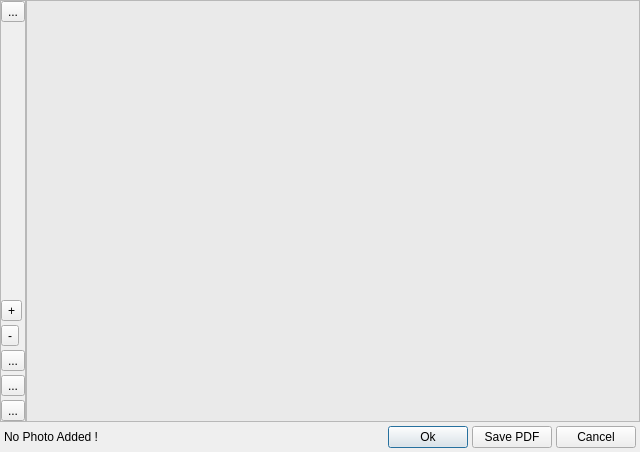
Above: src/collage_dialog.ui from ksharindam/photoquick before the change. Below: the same form after it.
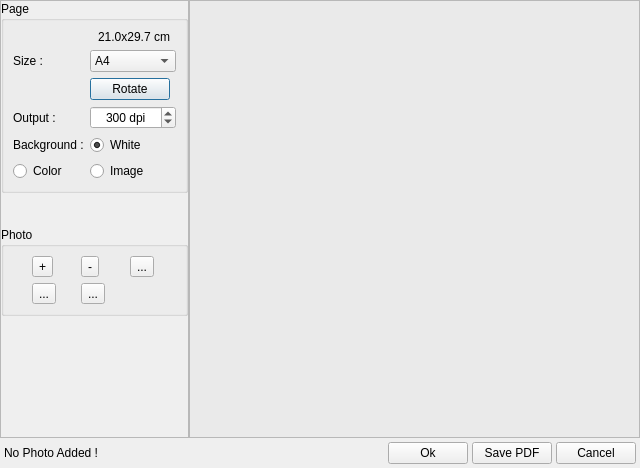
That is the form after the change. Icons and pictures are not drawn.

Commit message: completely redesigned photo-collage dialog and pdf writer api. background color, image and page orientation can be easily changed. PdfWriter api is now very simple.

Diff of the .ui file:
```diff
--- a/src/collage_dialog.ui
+++ b/src/collage_dialog.ui
@@ -7,7 +7,7 @@
     <x>0</x>
     <y>0</y>
     <width>640</width>
-    <height>452</height>
+    <height>468</height>
    </rect>
   </property>
   <property name="windowTitle">
@@ -36,12 +36,132 @@
        <number>0</number>
       </property>
       <item>
-       <widget class="QToolButton" name="configBtn">
+       <widget class="QGroupBox" name="groupBox">
+        <property name="title">
+         <string>Page</string>
+        </property>
+        <layout class="QGridLayout" name="gridLayout_2">
+         <item row="1" column="0">
+          <widget class="QLabel" name="label">
+           <property name="text">
+            <string>Size :</string>
+           </property>
+          </widget>
+         </item>
+         <item row="6" column="0">
+          <widget class="QLabel" name="label_2">
+           <property name="text">
+            <string>Background :</string>
+           </property>
+          </widget>
+         </item>
+         <item row="4" column="1" colspan="2">
+          <widget class="QSpinBox" name="dpiSpin">
+           <property name="alignment">
+            <set>Qt::AlignCenter</set>
+           </property>
+           <property name="suffix">
+            <string> dpi</string>
+           </property>
+           <property name="minimum">
+            <number>72</number>
+           </property>
+           <property name="maximum">
+            <number>1200</number>
+           </property>
+           <property name="singleStep">
+            <number>50</number>
+           </property>
+           <property name="value">
+            <number>300</number>
+           </property>
+          </widget>
+         </item>
+         <item row="1" column="1" colspan="2">
+          <widget class="QComboBox" name="pageSizeCombo">
+           <property name="sizeAdjustPolicy">
+            <enum>QComboBox::AdjustToMinimumContentsLength</enum>
+           </property>
+           <item>
+            <property name="text">
+             <string>A4</string>
+            </property>
+           </item>
+           <item>
+            <property name="text">
+             <string>A5</string>
+            </property>
+           </item>
+           <item>
+            <property name="text">
+             <string>4x6 inch</string>
+            </property>
+           </item>
+           <item>
+            <property name="text">
+             <string>5x7 inch</string>
+            </property>
+           </item>
+           <item>
+            <property name="text">
+             <string>Background Image</string>
+            </property>
+           </item>
+           <item>
+            <property name="text">
+             <string>Custom</string>
+            </property>
+           </item>
+          </widget>
+         </item>
+         <item row="4" column="0">
+          <widget class="QLabel" name="label_3">
+           <property name="text">
+            <string>Output :</string>
+           </property>
+          </widget>
+         </item>
+         <item row="7" column="1" colspan="2">
+          <widget class="QRadioButton" name="bgImageBtn">
+           <property name="text">
+            <string>Image</string>
+           </property>
+          </widget>
+         </item>
+         <item row="7" column="0">
+          <widget class="QRadioButton" name="bgColorBtn">
+           <property name="text">
+            <string>Color</string>
+           </property>
+          </widget>
+         </item>
+         <item row="6" column="1" colspan="2">
+          <widget class="QRadioButton" name="bgWhiteBtn">
+           <property name="text">
+            <string>White</string>
+           </property>
+           <property name="checked">
+            <bool>true</bool>
+           </property>
+          </widget>
+         </item>
+         <item row="0" column="1">
+          <widget class="QLabel" name="pageSizeLabel">
+           <property name="text">
+            <string>21.0x29.7 cm</string>
+           </property>
+           <property name="alignment">
+            <set>Qt::AlignRight|Qt::AlignTrailing|Qt::AlignVCenter</set>
+           </property>
+          </widget>
+         </item>
+         <item row="2" column="1">
+          <widget class="QPushButton" name="rotatePageBtn">
         <property name="toolTip">
          <string>Setup Page</string>
         </property>
         <property name="text">
-         <string>...</string>
+            <string>Rotate</string>
         </property>
         <property name="icon">
          <iconset resource="../data/resources.qrc">
@@ -49,32 +169,44 @@
         </property>
         <property name="iconSize">
          <size>
-          <width>32</width>
-          <height>32</height>
+             <width>16</width>
+             <height>16</height>
          </size>
         </property>
        </widget>
       </item>
+        </layout>
+       </widget>
+      </item>
       <item>
-       <spacer name="verticalSpacer">
+       <spacer name="verticalSpacer_2">
         <property name="orientation">
          <enum>Qt::Vertical</enum>
         </property>
+        <property name="sizeType">
+         <enum>QSizePolicy::Preferred</enum>
+        </property>
         <property name="sizeHint" stdset="0">
          <size>
-          <width>20</width>
-          <height>40</height>
+          <width>30</width>
+          <height>30</height>
          </size>
         </property>
        </spacer>
       </item>
       <item>
-       <widget class="QToolButton" name="addBtn">
+       <widget class="QGroupBox" name="groupBox_2">
+        <property name="title">
+         <string>Photo</string>
+        </property>
+        <layout class="QGridLayout" name="gridLayout_3">
+         <item row="0" column="2">
+          <widget class="QToolButton" name="copyBtn">
         <property name="toolTip">
          <string>Add Photo</string>
         </property>
         <property name="text">
-         <string>+</string>
+            <string>...</string>
         </property>
         <property name="icon">
          <iconset resource="../data/resources.qrc">
@@ -88,7 +220,7 @@
         </property>
        </widget>
       </item>
-      <item>
+         <item row="0" column="1">
        <widget class="QToolButton" name="removeBtn">
         <property name="toolTip">
          <string>Remove Photo</string>
@@ -108,13 +240,13 @@
         </property>
        </widget>
       </item>
-      <item>
-       <widget class="QToolButton" name="copyBtn">
+         <item row="0" column="0">
+          <widget class="QToolButton" name="addBtn">
         <property name="toolTip">
          <string>Copy Photo</string>
         </property>
         <property name="text">
-         <string>...</string>
+            <string>+</string>
         </property>
         <property name="icon">
          <iconset resource="../data/resources.qrc">
@@ -128,7 +260,7 @@
         </property>
        </widget>
       </item>
-      <item>
+         <item row="1" column="1">
        <widget class="QToolButton" name="rotateBtn">
         <property name="toolTip">
          <string>Rotate Right</string>
@@ -148,7 +280,7 @@
         </property>
        </widget>
       </item>
-      <item>
+         <item row="1" column="0">
        <widget class="QToolButton" name="addBorderBtn">
         <property name="toolTip">
          <string>Add/Remove Border</string>
@@ -171,6 +303,22 @@
      </layout>
     </widget>
    </item>
+      <item>
+       <spacer name="verticalSpacer">
+        <property name="orientation">
+         <enum>Qt::Vertical</enum>
+        </property>
+        <property name="sizeHint" stdset="0">
+         <size>
+          <width>20</width>
+          <height>40</height>
+         </size>
+        </property>
+       </spacer>
+      </item>
+     </layout>
+    </widget>
+   </item>
    <item row="0" column="1">
     <widget class="QScrollArea" name="scrollArea">
      <property name="widgetResizable">
@@ -181,8 +329,8 @@
        <rect>
         <x>0</x>
         <y>0</y>
-        <width>593</width>
-        <height>412</height>
+        <width>417</width>
+        <height>428</height>
        </rect>
       </property>
       <property name="styleSheet">
```
Left out of the diff: 12 changed lines with no effect on the pictures. Lines whose indentation alone changed are shown as unchanged. The commit also changes 11 other files.
